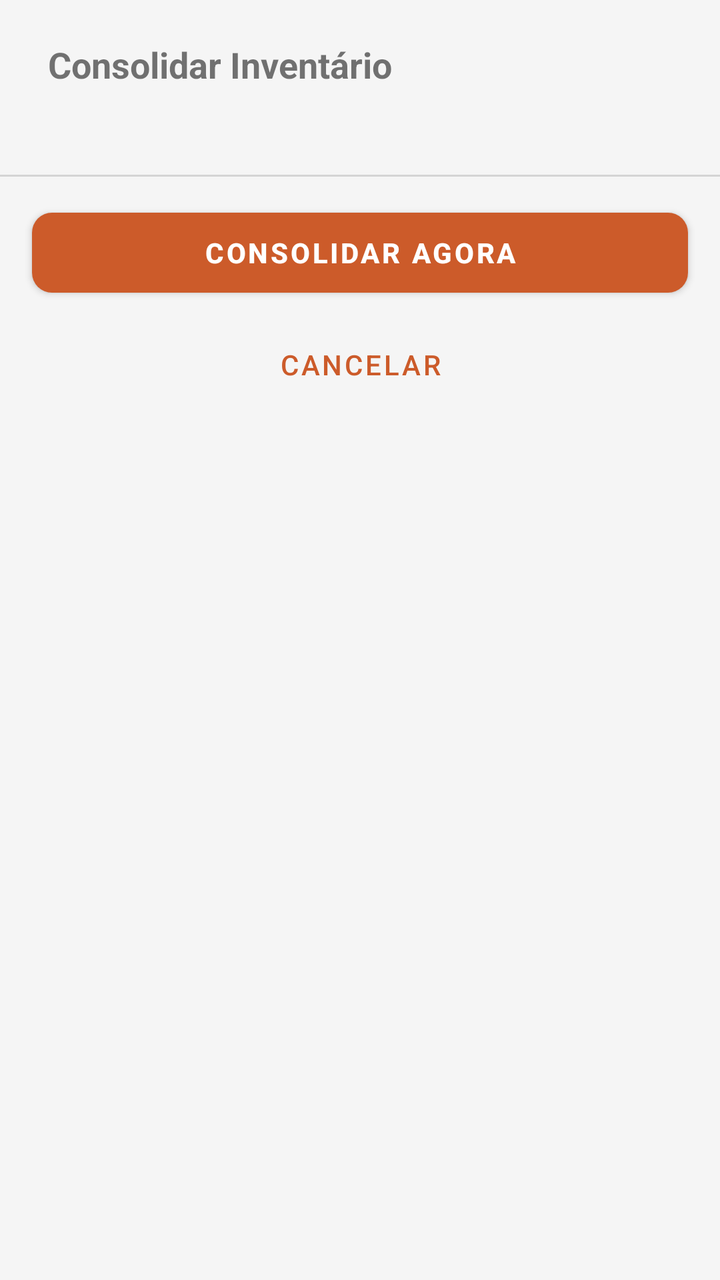
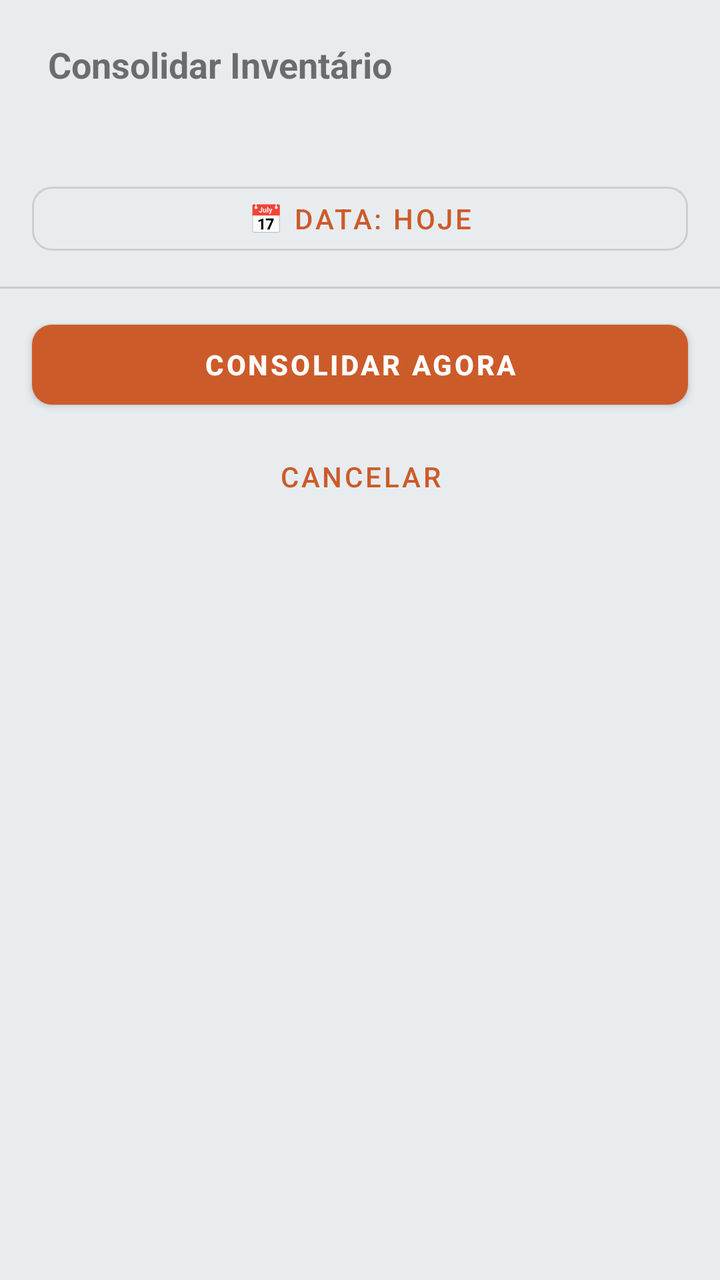

Screens rendered from an Android XML layout before and after an edit, with the pre-edit source and the edit as a unified diff.
<!-- AndroidManifest.xml: application theme Theme.Inventario.NoBar -->
<!-- res/layout/dialog_consolidar.xml -->
<?xml version="1.0" encoding="utf-8"?>
<LinearLayout xmlns:android="http://schemas.android.com/apk/res/android"
    xmlns:app="http://schemas.android.com/apk/res-auto"
    android:layout_width="match_parent"
    android:layout_height="wrap_content"
    android:orientation="vertical"
    android:paddingBottom="8dp">

    <TextView
        android:layout_width="match_parent"
        android:layout_height="wrap_content"
        android:paddingHorizontal="24dp"
        android:paddingTop="20dp"
        android:paddingBottom="8dp"
        android:text="Consolidar Inventário"
        android:textSize="18sp"
        android:textStyle="bold" />

    <TextView
        android:id="@+id/tvMensagemConsolidar"
        android:layout_width="match_parent"
        android:layout_height="wrap_content"
        android:paddingHorizontal="24dp"
        android:paddingBottom="16dp"
        android:textSize="14sp"
        android:lineSpacingMultiplier="1.3" />

    <View
        android:layout_width="match_parent"
        android:layout_height="1dp"
        android:background="#22000000"
        android:layout_marginBottom="12dp" />

    <com.google.android.material.button.MaterialButton
        android:id="@+id/btnFazerRecontagem"
        android:layout_width="match_parent"
        android:layout_height="52dp"
        android:layout_marginHorizontal="16dp"
        android:layout_marginBottom="8dp"
        android:text="Fazer Recontagem (Recomendado)"
        android:textStyle="bold"
        android:elevation="4dp"
        app:backgroundTint="#FF388E3C"
        app:cornerRadius="10dp"
        android:visibility="gone" />

    <com.google.android.material.button.MaterialButton
        android:id="@+id/btnConsolidarNow"
        android:layout_width="match_parent"
        android:layout_height="52dp"
        android:layout_marginHorizontal="16dp"
        android:layout_marginBottom="8dp"
        android:text="Consolidar agora"
        android:textStyle="bold"
        android:elevation="4dp"
        app:backgroundTint="#FFCC5B2A"
        app:cornerRadius="10dp" />

    <com.google.android.material.button.MaterialButton
        android:id="@+id/btnCancelarConsolidar"
        style="@style/Widget.MaterialComponents.Button.TextButton"
        android:layout_width="match_parent"
        android:layout_height="44dp"
        android:layout_marginHorizontal="16dp"
        android:text="Cancelar"
        app:cornerRadius="10dp" />

</LinearLayout>
<!-- resources referenced by this layout -->
<resources>
  <style name="Theme.Inventario.NoBar" parent="Theme.MaterialComponents.DayNight.NoActionBar">
          <item name="colorPrimary">@color/colorPrimary</item>
          <item name="colorPrimaryVariant">@color/colorPrimaryDark</item>
          <item name="colorOnPrimary">#FFFFFF</item>
          <item name="colorSecondary">@color/colorAccent</item>
          <item name="colorOnSecondary">#FFFFFF</item>
          <item name="android:windowBackground">@color/screenBackground</item>
          <item name="android:statusBarColor">@color/colorPrimaryDark</item>
      </style>
  <color name="colorPrimary">#CC5B2A</color>
  <color name="colorPrimaryDark">#A04520</color>
  <color name="colorAccent">#E07040</color>
  <color name="screenBackground">#F5F5F5</color>
</resources>

<!-- the commit's change to res/layout/dialog_consolidar.xml (unified diff, before → after) -->
@@ -24,6 +24,16 @@
         android:paddingBottom="16dp"
         android:textSize="14sp"
         android:lineSpacingMultiplier="1.3" />
+
+    <com.google.android.material.button.MaterialButton
+        android:id="@+id/btnDataReferencia"
+        style="@style/Widget.MaterialComponents.Button.OutlinedButton"
+        android:layout_width="match_parent"
+        android:layout_height="44dp"
+        android:layout_marginHorizontal="16dp"
+        android:layout_marginBottom="12dp"
+        android:text="📅 Data: hoje"
+        app:cornerRadius="10dp" />
 
     <View
         android:layout_width="match_parent"
<!-- resource entries referenced after the edit -->
@@ -7,11 +7,12 @@
           <item name="colorSecondary">@color/colorAccent</item>
           <item name="colorOnSecondary">#FFFFFF</item>
           <item name="android:windowBackground">@color/screenBackground</item>
-          <item name="android:statusBarColor">@color/colorPrimaryDark</item>
+          <item name="android:statusBarColor">@color/gradientStart</item>
       </style>
   <color name="colorPrimary">#CC5B2A</color>
   <color name="colorPrimaryDark">#A04520</color>
-  <color name="colorAccent">#E07040</color>
-  <color name="screenBackground">#F5F5F5</color>
+  <color name="colorAccent">#FF5C23</color>
+  <color name="screenBackground">#E8ECEF</color>
+  <color name="gradientStart">#FFEEE6</color>
 </resources>
 
